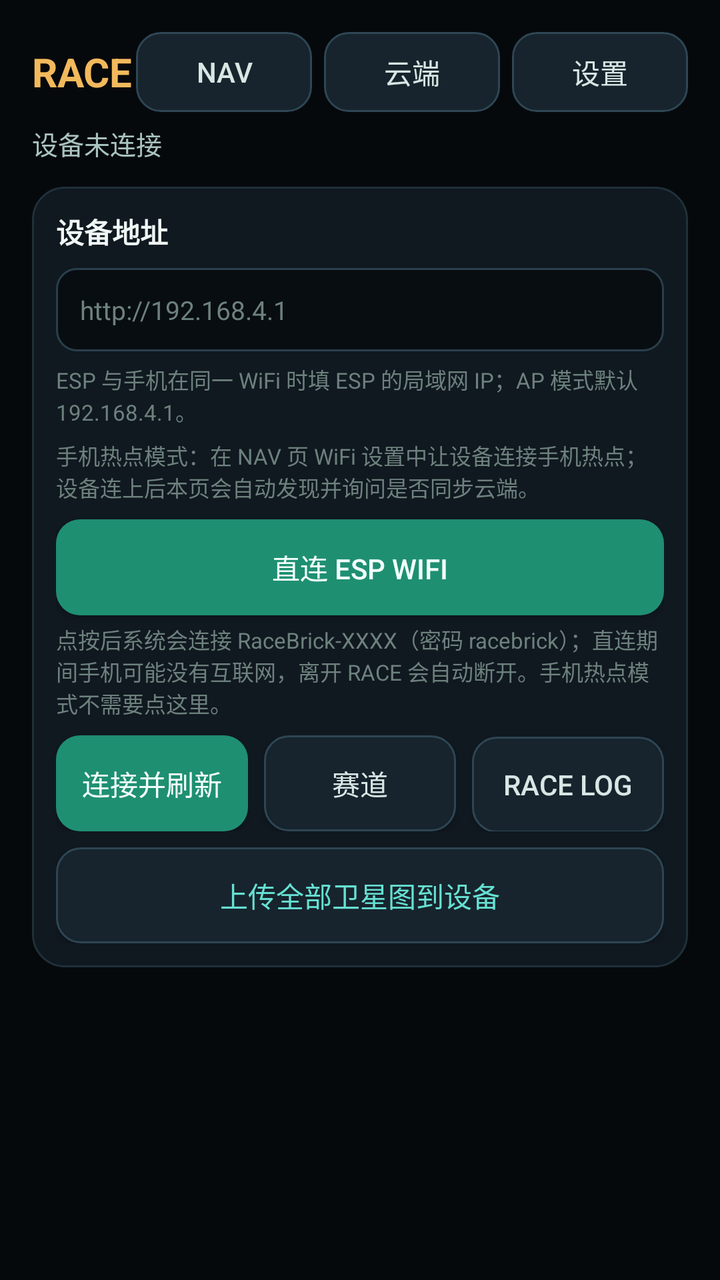
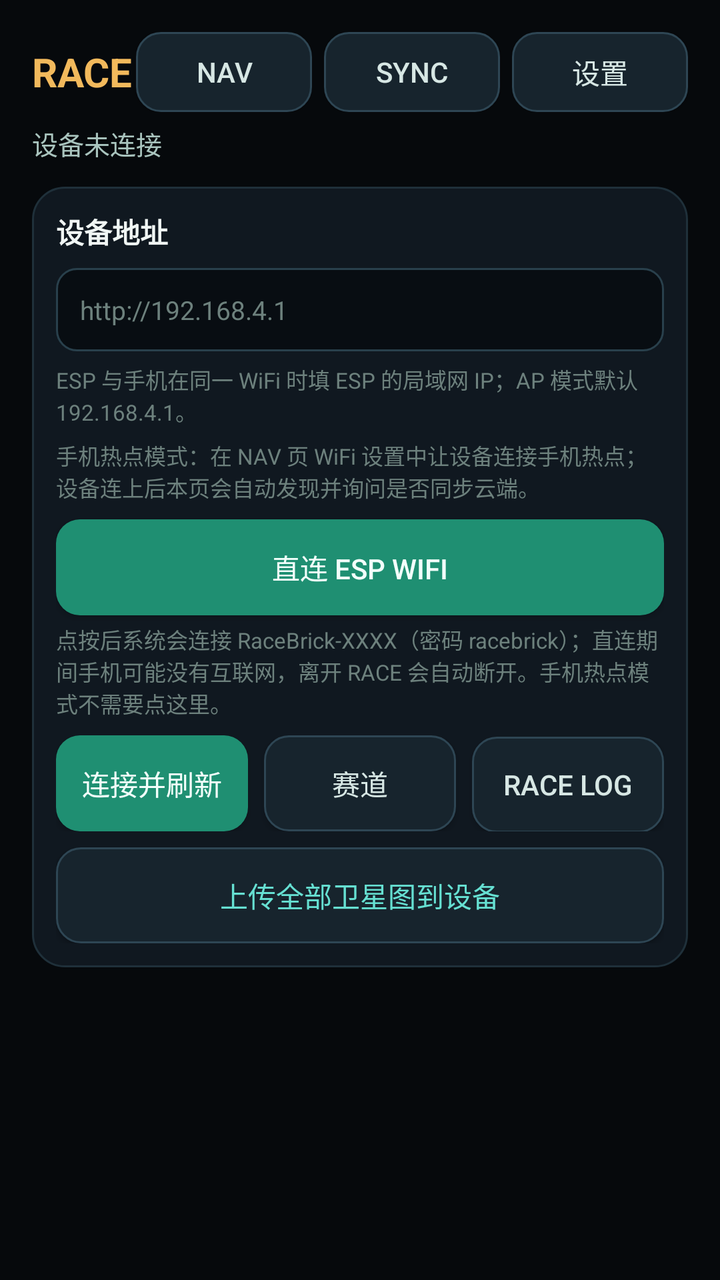

Compare the two renders of this Android layout. The source of the first and the diff that turns it into the second are given below.
<!-- AndroidManifest.xml: application theme Theme.NavBridge -->
<!-- res/layout/activity_race.xml -->
<?xml version="1.0" encoding="utf-8"?>
<ScrollView xmlns:android="http://schemas.android.com/apk/res/android"
    android:fitsSystemWindows="true"
    android:layout_width="match_parent"
    android:layout_height="match_parent"
    android:fillViewport="true"
    android:background="#06090C">

    <LinearLayout
        android:layout_width="match_parent"
        android:layout_height="wrap_content"
        android:orientation="vertical"
        android:padding="16dp"
        android:paddingTop="36dp">

        <LinearLayout
            android:layout_width="match_parent"
            android:layout_height="wrap_content"
            android:gravity="center_vertical"
            android:orientation="horizontal">

            <TextView
                android:layout_width="0dp"
                android:layout_height="wrap_content"
                android:layout_weight="1"
                android:text="RACE"
                android:textColor="#F2B95C"
                android:textSize="20sp"
                android:textStyle="bold" />

            <Button
                android:id="@+id/btnRaceNav"
                android:layout_width="wrap_content"
                android:layout_height="wrap_content"
                android:background="@drawable/btn_secondary"
                android:backgroundTint="@null"
                android:minHeight="40dp"
                android:text="NAV"
                android:textColor="#D7E7E4" />

            <Button
                android:id="@+id/btnRaceCloud"
                android:layout_width="wrap_content"
                android:layout_height="wrap_content"
                android:layout_marginStart="6dp"
                android:background="@drawable/btn_secondary"
                android:backgroundTint="@null"
                android:minHeight="40dp"
                android:text="云端"
                android:textColor="#D7E7E4" />

            <Button
                android:id="@+id/btnRaceSettings"
                android:layout_width="wrap_content"
                android:layout_height="wrap_content"
                android:layout_marginStart="6dp"
                android:background="@drawable/btn_secondary"
                android:backgroundTint="@null"
                android:minHeight="40dp"
                android:text="设置"
                android:textColor="#D7E7E4" />
        </LinearLayout>

        <TextView
            android:id="@+id/tvRaceStatus"
            android:layout_width="match_parent"
            android:layout_height="wrap_content"
            android:layout_marginTop="6dp"
            android:text="设备未连接"
            android:textColor="#A9C4BE"
            android:textSize="13sp" />

        <ProgressBar
            android:id="@+id/pbRaceLoad"
            style="?android:attr/progressBarStyleHorizontal"
            android:layout_width="match_parent"
            android:layout_height="wrap_content"
            android:layout_marginTop="6dp"
            android:max="100"
            android:progress="0"
            android:progressTint="#F2B95C"
            android:visibility="gone" />

        <LinearLayout
            android:layout_width="match_parent"
            android:layout_height="wrap_content"
            android:layout_marginTop="12dp"
            android:background="@drawable/bg_card"
            android:orientation="vertical"
            android:padding="12dp">

            <TextView
                android:layout_width="match_parent"
                android:layout_height="wrap_content"
                android:text="设备地址"
                android:textColor="#F0F6F4"
                android:textSize="14sp"
                android:textStyle="bold" />

            <EditText
                android:id="@+id/etRaceUrl"
                android:layout_width="match_parent"
                android:layout_height="wrap_content"
                android:layout_marginTop="8dp"
                android:background="@drawable/bg_input"
                android:hint="http://192.168.4.1"
                android:inputType="textUri"
                android:padding="12dp"
                android:textColor="#F0F6F4"
                android:textColorHint="#6D817D"
                android:textSize="13sp" />

            <TextView
                android:layout_width="match_parent"
                android:layout_height="wrap_content"
                android:layout_marginTop="6dp"
                android:text="ESP 与手机在同一 WiFi 时填 ESP 的局域网 IP；AP 模式默认 192.168.4.1。"
                android:textColor="#6D817D"
                android:textSize="11sp" />

            <TextView
                android:layout_width="match_parent"
                android:layout_height="wrap_content"
                android:layout_marginTop="6dp"
                android:text="手机热点模式：在 NAV 页 WiFi 设置中让设备连接手机热点；设备连上后本页会自动发现并询问是否同步云端。"
                android:textColor="#6D817D"
                android:textSize="11sp" />

            <Button
                android:id="@+id/btnRaceDirect"
                android:layout_width="match_parent"
                android:layout_height="wrap_content"
                android:layout_marginTop="8dp"
                android:background="@drawable/btn_primary"
                android:backgroundTint="@null"
                android:text="直连 ESP WiFi"
                android:textColor="#F2FFFB" />

            <TextView
                android:layout_width="match_parent"
                android:layout_height="wrap_content"
                android:layout_marginTop="4dp"
                android:text="点按后系统会连接 RaceBrick-XXXX（密码 racebrick）；直连期间手机可能没有互联网，离开 RACE 会自动断开。手机热点模式不需要点这里。"
                android:textColor="#6D817D"
                android:textSize="11sp" />

            <LinearLayout
                android:layout_width="match_parent"
                android:layout_height="wrap_content"
                android:layout_marginTop="8dp"
                android:orientation="horizontal">

                <Button
                    android:id="@+id/btnRaceLoad"
                    android:layout_width="0dp"
                    android:layout_height="wrap_content"
                    android:layout_weight="1"
                    android:background="@drawable/btn_primary"
                    android:backgroundTint="@null"
                    android:text="连接并刷新"
                    android:textColor="#F2FFFB" />

                <Button
                    android:id="@+id/btnRaceTracks"
                    android:layout_width="0dp"
                    android:layout_height="wrap_content"
                    android:layout_marginStart="8dp"
                    android:layout_weight="1"
                    android:background="@drawable/btn_secondary"
                    android:backgroundTint="@null"
                    android:text="赛道"
                    android:textColor="#D7E7E4" />

                <Button
                    android:id="@+id/btnRaceSessions"
                    android:layout_width="0dp"
                    android:layout_height="wrap_content"
                    android:layout_marginStart="8dp"
                    android:layout_weight="1"
                    android:background="@drawable/btn_secondary"
                    android:backgroundTint="@null"
                    android:text="Race Log"
                    android:textColor="#D7E7E4" />

                <Button
                    android:id="@+id/btnRaceLogs"
                    android:layout_width="0dp"
                    android:layout_height="wrap_content"
                    android:layout_marginStart="8dp"
                    android:layout_weight="1"
                    android:visibility="gone"
                    android:background="@drawable/btn_secondary"
                    android:backgroundTint="@null"
                    android:text="OLD LOG"
                    android:textColor="#D7E7E4" />
            </LinearLayout>

            <Button
                android:id="@+id/btnRaceSat"
                android:layout_width="match_parent"
                android:layout_height="wrap_content"
                android:layout_marginTop="8dp"
                android:background="@drawable/btn_secondary"
                android:backgroundTint="@null"
                android:text="上传全部卫星图到设备"
                android:textColor="#66E0D2" />
        </LinearLayout>

        <LinearLayout
            android:id="@+id/llRaceList"
            android:layout_width="match_parent"
            android:layout_height="wrap_content"
            android:layout_marginTop="12dp"
            android:orientation="vertical" />

    </LinearLayout>
</ScrollView>
<!-- resources referenced by this layout -->
<resources>
  <!-- drawable bg_card (drawable) -->
  <?xml version="1.0" encoding="utf-8"?>
  <shape xmlns:android="http://schemas.android.com/apk/res/android">
      <solid android:color="#101820" />
      <corners android:radius="16dp" />
      <stroke android:width="1dp" android:color="#1F303A" />
  </shape>
  <!-- drawable bg_input (drawable) -->
  <?xml version="1.0" encoding="utf-8"?>
  <shape xmlns:android="http://schemas.android.com/apk/res/android">
      <solid android:color="#080D12" />
      <corners android:radius="10dp" />
      <stroke android:width="1dp" android:color="#29404C" />
  </shape>
  <!-- drawable btn_primary (drawable) -->
  <?xml version="1.0" encoding="utf-8"?>
  <shape xmlns:android="http://schemas.android.com/apk/res/android">
      <solid android:color="#1F8F72" />
      <corners android:radius="12dp" />
  </shape>
  <!-- drawable btn_secondary (drawable) -->
  <?xml version="1.0" encoding="utf-8"?>
  <shape xmlns:android="http://schemas.android.com/apk/res/android">
      <solid android:color="#17242D" />
      <corners android:radius="12dp" />
      <stroke android:width="1dp" android:color="#2E4654" />
  </shape>
  <style name="Theme.NavBridge" parent="Theme.AppCompat.DayNight.NoActionBar">
          <item name="android:windowBackground">@android:color/black</item>
          <item name="android:statusBarColor">@android:color/black</item>
      </style>
</resources>

<!-- the commit's change to res/layout/activity_race.xml (unified diff, before → after) -->
@@ -46,7 +46,7 @@
                 android:background="@drawable/btn_secondary"
                 android:backgroundTint="@null"
                 android:minHeight="40dp"
-                android:text="云端"
+                android:text="SYNC"
                 android:textColor="#D7E7E4" />
 
             <Button
